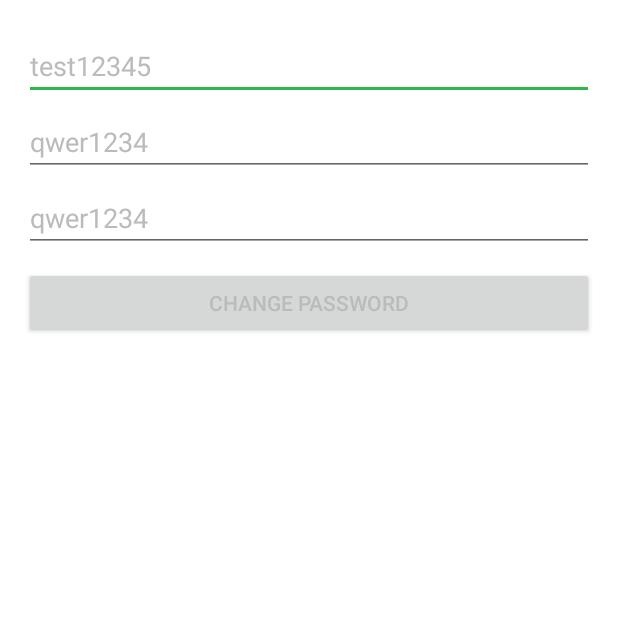
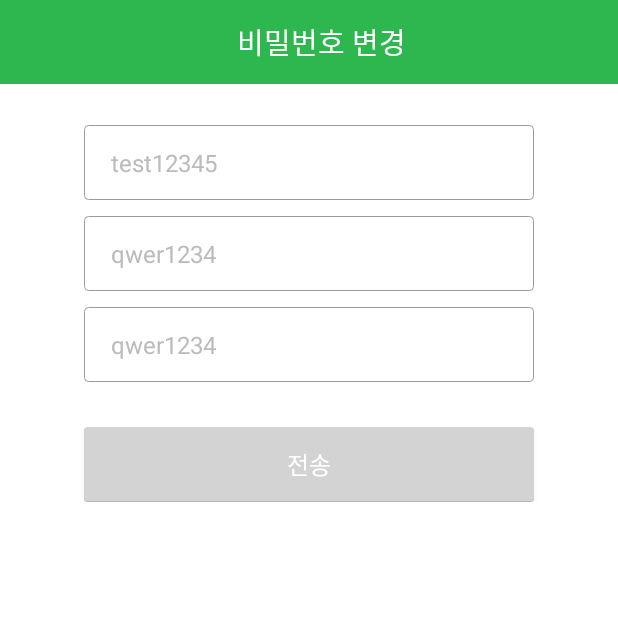
Before and after one commit to sosanara/sosaFront, an Android app: the ChangePawdActivity screen opened directly, with no data from a screen before it, on a phone screen of 412 x 824 dp, the top half of it. Run offline under Robolectric (Android 15) with nearby library versions, the phone set to English and light mode, and no system bars; Roboto replaces fonts that are not available here.

Commit message:
change pawd page design completed

```diff
--- /dev/null
+++ b/app/src/main/java/com/example/shim/sosafront/FontPackage/FontClass.java
@@ -0,0 +1,30 @@
+package com.example.shim.sosafront.FontPackage;
+
+import android.content.Context;
+import android.graphics.Typeface;
+
+import java.lang.reflect.Field;
+
+public final class FontClass {
+
+    public static void setDefaultFont(Context context,
+                                      String staticTypefaceFieldName, String fontAssetName) {
+        final Typeface regular = Typeface.createFromAsset(context.getAssets(),
+                fontAssetName);
+        replaceFont(staticTypefaceFieldName, regular);
+    }
+
+    protected static void replaceFont(String staticTypefaceFieldName,
+                                      final Typeface newTypeface) {
+        try {
+            final Field staticField = Typeface.class
+                    .getDeclaredField(staticTypefaceFieldName);
+            staticField.setAccessible(true);
+            staticField.set(null, newTypeface);
+        } catch (NoSuchFieldException e) {
+            e.printStackTrace();
+        } catch (IllegalAccessException e) {
+            e.printStackTrace();
+        }
+    }
+}
--- a/app/src/main/java/com/example/shim/sosafront/LoginPackage/ChangePawdActivity.java
+++ b/app/src/main/java/com/example/shim/sosafront/LoginPackage/ChangePawdActivity.java
@@ -8,6 +8,7 @@ import android.os.AsyncTask;
 import android.os.Bundle;
 import android.util.Log;
 import android.view.View;
+import android.widget.Button;
 import android.widget.EditText;
 import android.widget.TextView;
 import android.widget.Toast;
@@ -41,6 +42,8 @@ public class ChangePawdActivity extends Activity {
     private EditText changePawd1View;
     private EditText changePawd2View;
 
+    private Button changePawdBtn;
+
     private String authKey;
     private DataStore dataStore;
 
@@ -57,6 +60,7 @@ public class ChangePawdActivity extends Activity {
         oldPawdView = (EditText) findViewById(R.id.oldPawdView);
         changePawd1View = (EditText) findViewById(R.id.changePawd1View);
         changePawd2View = (EditText) findViewById(R.id.changePawd2View);
+        changePawdBtn = (Button) findViewById(R.id.changePawdBtn);
 
         oldPawdView.setText("test12345", TextView.BufferType.EDITABLE);
         changePawd1View.setText("qwer1234", TextView.BufferType.EDITABLE);
@@ -64,7 +68,6 @@ public class ChangePawdActivity extends Activity {
 
         dataStore = new DataStore(this);
         authKey = dataStore.getValue("key", "");
-
 
     }
 
--- a/app/src/main/java/com/example/shim/sosafront/LoginPackage/FindPawdActivity.java
+++ b/app/src/main/java/com/example/shim/sosafront/LoginPackage/FindPawdActivity.java
@@ -52,8 +52,10 @@ public class FindPawdActivity extends AppCompatActivity {
         findPawdBtn =(Button) findViewById(R.id.findPawdBtn);
         emailView = (EditText) findViewById(R.id.emailView);
 
-        Typeface tf=Typeface.createFromAsset(getAssets(), "fonts/NotoSans-Bold.ttf");
+        Typeface tf=Typeface.createFromAsset(getAssets(), "fonts/NotoSansKR-Bold.otf");
         findPawdBtn.setTypeface(tf);
+
+
     }
 
     // Triggers when findPawd Button clicked
--- a/app/src/main/res/drawable/button_border.xml
+++ b/app/src/main/res/drawable/button_border.xml
@@ -1,5 +1,27 @@
 <?xml version="1.0" encoding="utf-8"?>
 <selector xmlns:android="http://schemas.android.com/apk/res/android">
+    <!--item pressed-->
+    <item android:state_pressed="true">
+        <layer-list>
+            <!-- SHADOW LAYER -->
+            <item  android:top="1.3dp">
+                <shape>
+                    <solid android:color="@color/btnClickShadowColor" />
+                    <corners android:radius="2.5dp"/>
+                </shape>
+            </item>
+
+            <!-- CONTENT LAYER -->
+            <item android:bottom="1.3dp">
+                <!--content-->
+                <shape android:shape="rectangle">
+                    <solid android:color="@color/colorPrimary"/>
+                    <corners android:radius="2.5dp" />
+                </shape>
+            </item>
+        </layer-list>
+    </item>
+
 
     <item>
         <layer-list>
--- a/app/src/main/res/layout/activity_change_pawd.xml
+++ b/app/src/main/res/layout/activity_change_pawd.xml
@@ -1,41 +1,96 @@
 <?xml version="1.0" encoding="utf-8"?>
 <LinearLayout xmlns:android="http://schemas.android.com/apk/res/android"
-    xmlns:tools="http://schemas.android.com/tools"
+xmlns:app="http://schemas.android.com/apk/res-auto"
+android:orientation="vertical"
+android:layout_width="match_parent"
+android:layout_height="match_parent">
+
+<android.support.v7.widget.Toolbar
+    xmlns:android="http://schemas.android.com/apk/res/android"
+    xmlns:app="http://schemas.android.com/apk/res-auto"
+    android:id="@+id/toolBar"
     android:layout_width="match_parent"
-    android:layout_height="match_parent" android:paddingLeft="@dimen/activity_horizontal_margin"
-    android:paddingRight="@dimen/activity_horizontal_margin"
-    android:paddingTop="@dimen/activity_vertical_margin"
-    android:paddingBottom="@dimen/activity_vertical_margin"
+    android:layout_height="wrap_content"
+    android:minHeight="?attr/actionBarSize"
+    android:background="?attr/colorPrimary"
+    app:popupTheme="@style/ThemeOverlay.AppCompat.Dark" >
+
+    <TextView
+        android:id="@+id/toolbar_title"
+        android:layout_width="match_parent"
+        android:layout_height="match_parent"
+        android:textColor="@color/whiteColor"
+        android:text="@string/toolbar_change_pawd"
+        android:textSize="19.5sp"
+        android:gravity="center_horizontal"/>
+</android.support.v7.widget.Toolbar>
+
+
+<LinearLayout
+    android:layout_width="match_parent"
+    android:layout_height="wrap_content"
     android:orientation="vertical">
 
     <EditText
         android:id="@+id/oldPawdView"
-        android:layout_marginTop="5dp"
-        android:hint="old_password"
-        android:layout_width="match_parent"
-        android:layout_height="wrap_content" />
+        android:background="@drawable/text_border"
+        android:hint="@string/old_pawd"
+        android:layout_width="300dp"
+        android:layout_height="50dp"
+        android:layout_marginLeft="30dp"
+        android:layout_marginRight="30dp"
+        android:layout_marginTop="27.5dp"
+        android:paddingLeft="18.3dp"
+        android:paddingRight="18.3dp"
+        android:textSize="16sp"
+        android:layout_gravity="center" />
 
     <EditText
         android:id="@+id/changePawd1View"
-        android:layout_marginTop="5dp"
-        android:hint="New password1"
-        android:layout_width="match_parent"
-        android:layout_height="wrap_content" />
+        android:background="@drawable/text_border"
+        android:hint="@string/new_pawd"
+        android:layout_width="300dp"
+        android:layout_height="50dp"
+        android:layout_marginLeft="30dp"
+        android:layout_marginRight="30dp"
+        android:layout_marginTop="10.8dp"
+        android:paddingLeft="18.3dp"
+        android:paddingRight="18.3dp"
+        android:textSize="16sp"
+        android:layout_gravity="center" />
 
     <EditText
         android:id="@+id/changePawd2View"
-        android:layout_marginTop="5dp"
-        android:hint="New password2"
-        android:layout_width="match_parent"
-        android:layout_height="wrap_content" />
+        android:background="@drawable/text_border"
+        android:hint="@string/new_pawd_confirm"
+        android:layout_width="300dp"
+        android:layout_height="50dp"
+        android:layout_marginLeft="30dp"
+        android:layout_marginRight="30dp"
+        android:layout_marginTop="10.8dp"
+        android:paddingLeft="18.3dp"
+        android:paddingRight="18.3dp"
+        android:textSize="16sp"
+        android:layout_gravity="center" />
 
     <Button
-        android:layout_width="match_parent"
-        android:layout_height="wrap_content"
-        android:text="Change Password"
         android:id="@+id/changePawdBtn"
-        android:layout_marginTop="10dp"
-        android:onClick="changePawd"/>
+        android:text="전송"
+        android:layout_width="300dp"
+        android:layout_height="50dp"
+        android:layout_marginLeft="30dp"
+        android:layout_marginRight="30dp"
+        android:layout_marginTop="30dp"
+        android:paddingLeft="18.3dp"
+        android:paddingRight="18.3dp"
+        android:textColor="@color/whiteColor"
+        android:textSize="16sp"
+        android:layout_gravity="center"
+        android:onClick="changePawd"
+        android:background="@drawable/button_border"/>
 
-    <!--android:layout_below="@+id/password"-->
+    <!--android:background="@color/btnBackgoundColor"-->
 </LinearLayout>
+
+<!--android:layout_below="@+id/password"-->
+</LinearLayout>
--- a/app/src/main/res/values/colors.xml
+++ b/app/src/main/res/values/colors.xml
@@ -1,8 +1,8 @@
 <?xml version="1.0" encoding="utf-8"?>
 <resources>
-    <color name="colorPrimary">#3F51B5</color>
-    <color name="colorPrimaryDark">#303F9F</color>
-    <color name="colorAccent">#FF4081</color>
+    <color name="colorPrimary">#2eb74f</color>
+    <color name="colorPrimaryDark">#2eb74f</color>
+    <color name="colorAccent">#2eb74f</color>
     <color name="colorBackground">#FF4081</color>
     <color name="cameraBackground">#4f81bd</color>
 
@@ -37,11 +37,6 @@
 
 
 
-
-
-
-
-    <color name="toobarBackgroundColor">#2eb74f</color>
     <color name="whiteColor">#ffffff</color>
     <color name="hintTextColor">#bbbbbb</color>
 
@@ -50,6 +45,8 @@
     <color name="btnBackgoundColor">#d3d3d3</color>
     <color name="btnBorderColor">#40000000</color>
 
+    <color name="btnClickShadowColor">#1c8d36</color>
+
 
 
 
--- a/app/src/main/res/values/strings.xml
+++ b/app/src/main/res/values/strings.xml
@@ -70,6 +70,9 @@
     <string name="email">이메일</string>
     <string name="gender">성별</string>
     <string name="birth">출생연도</string>
+    <string name="new_pawd">새 비밀번호</string>
+    <string name="new_pawd_confirm">새 비밀번호 확인</string>
+    <string name="old_pawd">출생연도</string>
 
     <string name="sign_up_complete">회원가입 완료</string>
 
--- a/app/src/main/res/values/styles.xml
+++ b/app/src/main/res/values/styles.xml
@@ -2,13 +2,12 @@
 
     <style name="AppTheme" parent="Theme.AppCompat.Light.NoActionBar">
         <!-- Customize your theme here. -->
-        <item name="colorPrimary">@color/toobarBackgroundColor</item>
-        <item name="colorPrimaryDark">@color/toobarBackgroundColor</item>
-        <item name="colorAccent">@color/toobarBackgroundColor</item>
+        <item name="colorPrimary">@color/colorPrimary</item>
+        <item name="colorPrimaryDark">@color/colorPrimary</item>
+        <item name="colorAccent">@color/colorPrimary</item>
         <item name="android:textColorPrimary">@color/hintTextColor</item>
         <item name="android:windowBackground">@color/myWindowBackground</item>
     </style>
-
 
     <style name="AppTheme.NoActionBar">
         <item name="android:windowNoTitle">true</item>
```
Also changed, not shown: app/src/main/assets/fonts/NotoSans-BoldItalic.ttf (deleted), 7 other files.
